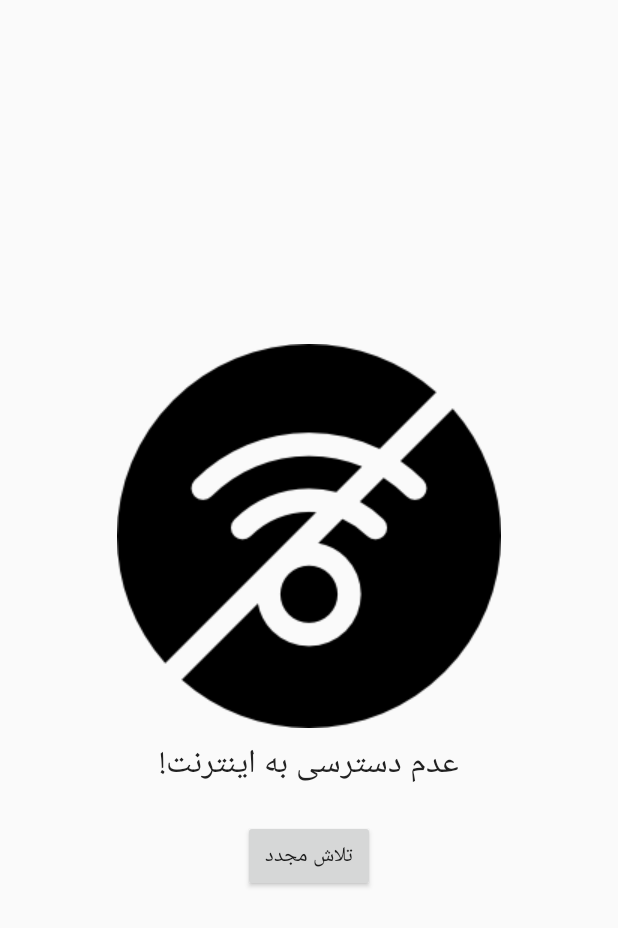
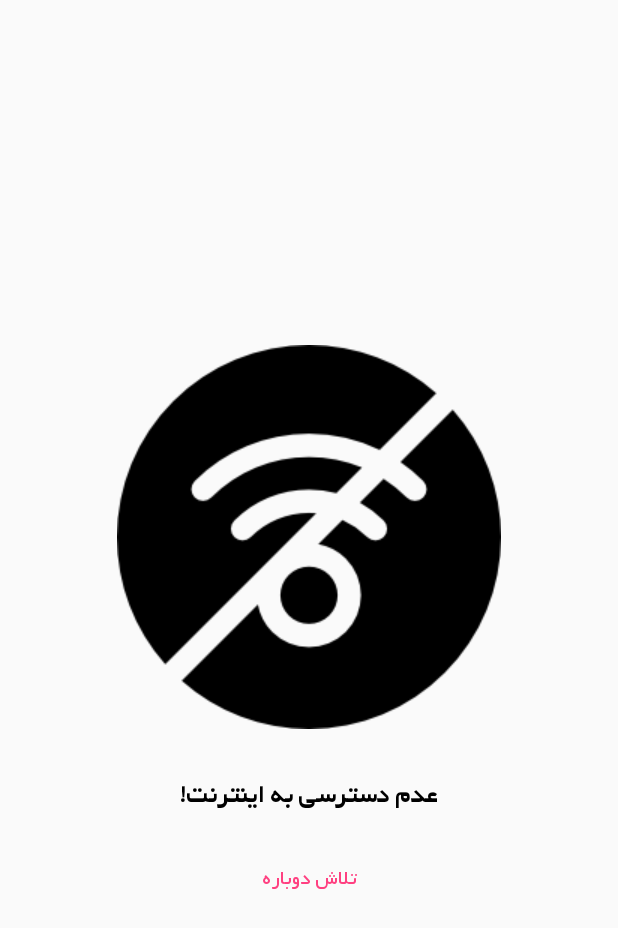
Before and after one commit to reza-rezvani2052/WemosRelay, an Android app: the NoInternetActivity screen opened directly, with no data from a screen before it, on a phone screen of 412 x 824 dp. Shown: the top 928 px of the screen. Run offline under Robolectric (Android 15) with nearby library versions, the phone set to English and light mode, and no system bars; libraries missing offline, so code that uses them is left out: com.github.hujiaweibujidao.wava; network calls fail; 1 statement that could not run was skipped.

Commit message:
Fonte bakhshe NoInternetActivity ra farsi kardam va be an Animation ezafe kardam

```diff
--- a/app/build.gradle
+++ b/app/build.gradle
@@ -16,6 +16,11 @@ android {
             proguardFiles getDefaultProguardFile('proguard-android.txt'), 'proguard-rules.pro'
         }
     }
+
+    repositories {
+        maven { url "https://www.jitpack.io" }
+    }
+
 }
 
 dependencies {
@@ -32,4 +37,8 @@ dependencies {
     implementation 'com.android.support:support-v4:28.0.0'
     implementation 'com.android.support:design:28.0.0'
 
+
+    //    compile 'com.github.hujiaweibujidao:wava:1.0.0'
+    implementation 'com.github.hujiaweibujidao:wava:1.0.0'
+
 }
--- a/app/src/main/AndroidManifest.xml
+++ b/app/src/main/AndroidManifest.xml
@@ -9,7 +9,7 @@
     <application
         android:icon="@mipmap/ic_launcher"
         android:label="@string/app_name"
-        android:supportsRtl="false"
+        android:supportsRtl="true"
         android:theme="@style/AppTheme"
         tools:ignore="GoogleAppIndexingWarning">
 
--- a/app/src/main/java/com/shahraksoft/wemos_relay/NoInternetActivity.java
+++ b/app/src/main/java/com/shahraksoft/wemos_relay/NoInternetActivity.java
@@ -1,19 +1,37 @@
 package com.shahraksoft.wemos_relay;
 
 import android.content.Intent;
+import android.graphics.Typeface;
 import android.net.ConnectivityManager;
 import android.net.NetworkInfo;
 import android.os.Bundle;
 import android.support.v7.app.ActionBar;
 import android.support.v7.app.AppCompatActivity;
 import android.view.View;
+import android.widget.Button;
+import android.widget.ImageView;
+
+import com.github.hujiaweibujidao.wava.Techniques;
+import com.github.hujiaweibujidao.wava.YoYo;
 
 public class NoInternetActivity extends AppCompatActivity {
+
+    ImageView imgNoInternet;
+    Button btnCheckInternetAgain;
 
     @Override
     protected void onCreate(Bundle savedInstanceState) {
         super.onCreate(savedInstanceState);
         setContentView(R.layout.activity_no_internet);
+        //...
+        imgNoInternet = findViewById(R.id.imgNoInternet);
+        btnCheckInternetAgain = findViewById(R.id.btnCheckInternetAgain);
+
+
+        Typeface typeface = Typeface.createFromAsset(getAssets(), "fonts/Yekan.ttf");
+        btnCheckInternetAgain.setTypeface(typeface);
+        //btnCheckInternetAgain.setTextSize(16);
+
         //...
 
         //supportRequestWindowFeature(Window.FEATURE_NO_TITLE);
@@ -31,6 +49,8 @@ public class NoInternetActivity extends AppCompatActivity {
             startActivity(new Intent(this, MainActivity.class));
             //...
             this.finish();
+        } else {
+            YoYo.with(Techniques.Tada).duration(750).playOn(imgNoInternet);
         }
     }
 
--- a/app/src/main/res/layout/activity_no_internet.xml
+++ b/app/src/main/res/layout/activity_no_internet.xml
@@ -14,30 +14,37 @@
         <LinearLayout
             android:layout_width="match_parent"
             android:layout_height="wrap_content"
+            android:layout_gravity="center"
             android:gravity="center"
-            android:layout_gravity="center"
             android:orientation="vertical">
 
             <ImageView
+                android:id="@+id/imgNoInternet"
                 android:layout_width="wrap_content"
                 android:layout_height="wrap_content"
                 android:layout_marginBottom="6dp"
-
+                android:padding="16dp"
                 app:srcCompat="@drawable/no_internet" />
 
-            <TextView
+
+            <com.shahraksoft.wemos_relay.MyTextView
                 android:layout_width="wrap_content"
                 android:layout_height="wrap_content"
+                android:layout_gravity="center"
+                android:layout_marginTop="8dp"
                 android:layout_marginBottom="18dp"
                 android:text="عدم دسترسی به اینترنت!"
-                android:textAppearance="@style/TextAppearance.AppCompat.Large" />
+                android:textAppearance="@style/TextAppearance.AppCompat.Medium"
+                android:textColor="#000000" />
 
             <Button
                 android:id="@+id/btnCheckInternetAgain"
+                style="@style/Widget.AppCompat.Button.Borderless"
                 android:layout_width="wrap_content"
                 android:layout_height="wrap_content"
                 android:onClick="onBtnCheckInternetAgain"
-                android:text="تلاش مجدد" />
+                android:text="تلاش دوباره"
+                android:textColor="@color/colorAccent" />
 
         </LinearLayout>
     </ScrollView>
--- a/app/src/main/res/values/colors.xml
+++ b/app/src/main/res/values/colors.xml
@@ -2,5 +2,5 @@
 <resources>
     <color name="colorPrimary">#1DCCAA</color>
     <color name="colorPrimaryDark">#FF16A68A</color>
-    <color name="colorAccent">#FF4081</color>
+    <color name="colorAccent">#ff4081</color>
 </resources>
```
Also changed, not shown: build.gradle (line endings or trailing spaces).
